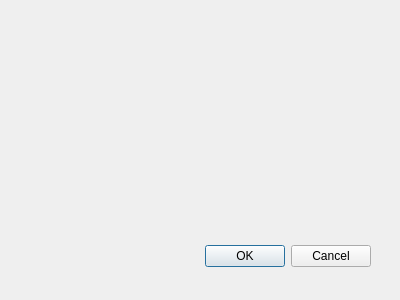
Old version of the form src/forms/SettingsDialog.ui in the repository obsproject/obs-websocket.
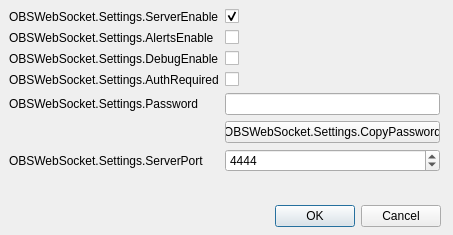
New version of the form.

Commit message: SettingsDialog: Add configs

```diff
--- a/src/forms/SettingsDialog.ui
+++ b/src/forms/SettingsDialog.ui
@@ -6,8 +6,8 @@
    <rect>
     <x>0</x>
     <y>0</y>
-    <width>400</width>
-    <height>300</height>
+    <width>453</width>
+    <height>235</height>
    </rect>
   </property>
   <property name="windowTitle">
@@ -16,8 +16,8 @@
   <widget class="QDialogButtonBox" name="buttonBox">
    <property name="geometry">
     <rect>
-     <x>30</x>
-     <y>240</y>
+     <x>100</x>
+     <y>200</y>
      <width>341</width>
      <height>32</height>
     </rect>
@@ -29,6 +29,103 @@
     <set>QDialogButtonBox::Cancel|QDialogButtonBox::Ok</set>
    </property>
   </widget>
+  <widget class="QWidget" name="formLayoutWidget">
+   <property name="geometry">
+    <rect>
+     <x>9</x>
+     <y>9</y>
+     <width>431</width>
+     <height>191</height>
+    </rect>
+   </property>
+   <layout class="QFormLayout" name="mainForm">
+    <item row="0" column="0">
+     <widget class="QLabel" name="enableWebSocketServerLabel">
+      <property name="text">
+       <string>OBSWebSocket.Settings.ServerEnable</string>
+      </property>
+     </widget>
+    </item>
+    <item row="0" column="1">
+     <widget class="QCheckBox" name="enableWebSocketServerCheckBox">
+      <property name="checked">
+       <bool>true</bool>
+      </property>
+     </widget>
+    </item>
+    <item row="1" column="0">
+     <widget class="QLabel" name="enableSystemTrayAlertsLabel">
+      <property name="text">
+       <string>OBSWebSocket.Settings.AlertsEnable</string>
+      </property>
+     </widget>
+    </item>
+    <item row="1" column="1">
+     <widget class="QCheckBox" name="enableSystemTrayAlertsCheckBox"/>
+    </item>
+    <item row="2" column="0">
+     <widget class="QLabel" name="enableDebugLoggingLabel">
+      <property name="text">
+       <string>OBSWebSocket.Settings.DebugEnable</string>
+      </property>
+     </widget>
+    </item>
+    <item row="2" column="1">
+     <widget class="QCheckBox" name="enableDebugLoggingCheckBox"/>
+    </item>
+    <item row="3" column="0">
+     <widget class="QLabel" name="enableAuthenticationLabel">
+      <property name="text">
+       <string>OBSWebSocket.Settings.AuthRequired</string>
+      </property>
+     </widget>
+    </item>
+    <item row="3" column="1">
+     <widget class="QCheckBox" name="enableAuthenticationCheckBox"/>
+    </item>
+    <item row="4" column="0">
+     <widget class="QLabel" name="serverPasswordLabel">
+      <property name="text">
+       <string>OBSWebSocket.Settings.Password</string>
+      </property>
+     </widget>
+    </item>
+    <item row="4" column="1">
+     <widget class="QLineEdit" name="serverPasswordLineEdit">
+      <property name="echoMode">
+       <enum>QLineEdit::PasswordEchoOnEdit</enum>
+      </property>
+     </widget>
+    </item>
+    <item row="5" column="1">
+     <widget class="QPushButton" name="copyPasswordButton">
+      <property name="text">
+       <string>OBSWebSocket.Settings.CopyPassword</string>
+      </property>
+     </widget>
+    </item>
+    <item row="6" column="0">
+     <widget class="QLabel" name="serverPortLabel">
+      <property name="text">
+       <string>OBSWebSocket.Settings.ServerPort</string>
+      </property>
+     </widget>
+    </item>
+    <item row="6" column="1">
+     <widget class="QSpinBox" name="serverPortSpinBox">
+      <property name="minimum">
+       <number>1</number>
+      </property>
+      <property name="maximum">
+       <number>65534</number>
+      </property>
+      <property name="value">
+       <number>4444</number>
+      </property>
+     </widget>
+    </item>
+   </layout>
+  </widget>
  </widget>
  <resources/>
  <connections>
```
Left out of the diff: 2 changed lines with no effect on the pictures. The commit also changes 3 other files.
